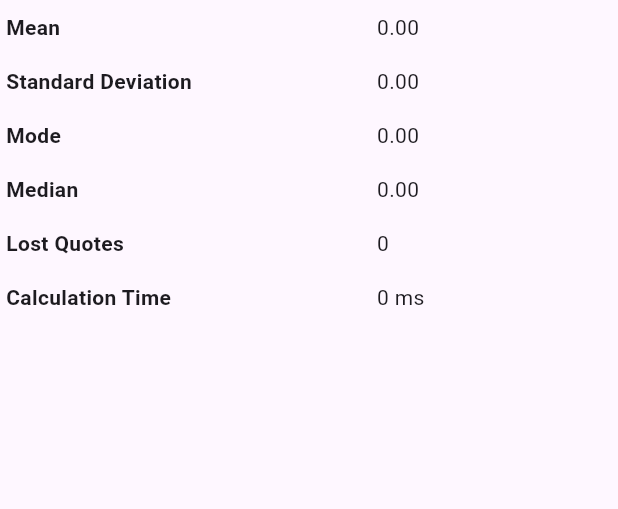
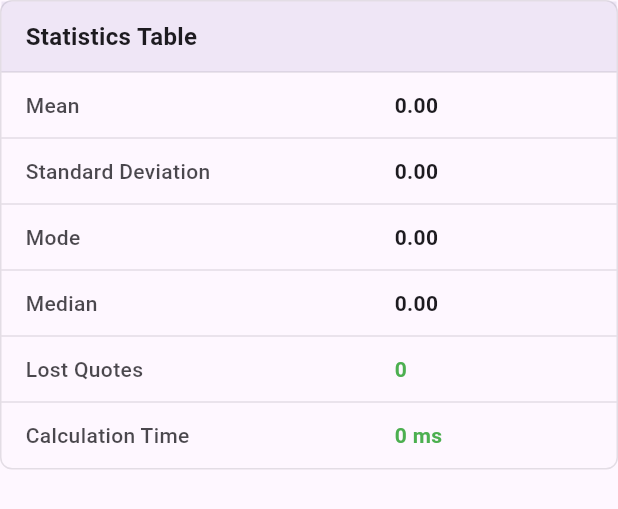
Before and after one commit to dsvsergey/stock_market_quotes, a Flutter app: the StatisticsTable widget shown alone on an empty page, opened directly with empty values, on a phone screen of 412 x 824 dp. Shown: the top 509 px of the screen. Run offline on Flutter 3.47's test engine with Material 3 defaults, Android fonts, the light colour scheme and no system bars; our stand-ins replace dartz, fl_chart, flutter_riverpod, freezed_annotation, isar, share_plus; accounts and stored records are empty; generated files the repository leaves out were written again.

Commit message:
Enhance localization, add share functionality, and update dependencies
- Added `share_plus` dependency for sharing statistics from the HomeScreen.
- Introduced new localization strings for database error messages in `app_localizations.dart`.
- Updated `DatabaseService` to utilize localized error messages when clearing quotes.
- Enhanced `HomeScreen` with buttons for sharing statistics and clearing quotes.
- Updated `pubspec.yaml` and `pubspec.lock` to include new dependencies and versions.
- Improved error handling and logging in `WebSocketService` for better debugging.

```diff
--- a/lib/l10n/app_localizations.dart
+++ b/lib/l10n/app_localizations.dart
@@ -27,7 +27,7 @@ class AppLocalizations {
       'mode': 'Мода',
       'median': 'Медіана',
       'lostQuotes': 'Втрачені котирування',
-      'calculationTime': 'Ча�� обчислення',
+      'calculationTime': 'Ча обчислення',
       'milliseconds': 'мс',
       'noDataError': 'Немає даних для обчислення',
       'statisticsError': 'Помилка обчислення статистики',
@@ -35,6 +35,7 @@ class AppLocalizations {
       'parsingDataError': 'Помилка парсингу даних',
       'websocketError': 'Помилка WebSocket',
       'connectionClosedMessage': 'WebSocket з\'єднання закрито',
+      'databaseClearError': 'Помилка очищення бази даних',
     },
     'en': {
       'appTitle': 'Trade Statistics',
@@ -61,6 +62,7 @@ class AppLocalizations {
       'parsingDataError': 'Data parsing error',
       'websocketError': 'WebSocket error',
       'connectionClosedMessage': 'WebSocket connection closed',
+      'databaseClearError': 'Database clearing error',
     },
   };
 
@@ -102,4 +104,6 @@ class AppLocalizations {
       _localizedValues[locale.languageCode]!['websocketError']!;
   String get connectionClosedMessage =>
       _localizedValues[locale.languageCode]!['connectionClosedMessage']!;
+  String get databaseClearError =>
+      _localizedValues[locale.languageCode]!['databaseClearError']!;
 }
--- a/lib/views/home_screen.dart
+++ b/lib/views/home_screen.dart
@@ -4,6 +4,7 @@ import '../providers/providers.dart';
 import '../l10n/app_localizations.dart';
 import 'quote_chart.dart';
 import 'statistics_table.dart';
+import 'package:share_plus/share_plus.dart';
 
 class HomeScreen extends ConsumerWidget {
   const HomeScreen({super.key});
@@ -21,6 +22,35 @@ class HomeScreen extends ConsumerWidget {
           Icon(
             isConnected ? Icons.cloud_done : Icons.cloud_off,
             color: isConnected ? Colors.green : Colors.red,
+          ),
+          IconButton(
+            icon: const Icon(Icons.delete_outline),
+            onPressed: () async {
+              final databaseService = ref.read(databaseServiceProvider);
+              final result = await databaseService.clearAllQuotes();
+              result.fold(
+                (failure) => ScaffoldMessenger.of(context).showSnackBar(
+                  SnackBar(content: Text(failure.message)),
+                ),
+                (_) => ref.read(statisticsUpdateProvider.notifier).state++,
+              );
+            },
+          ),
+          IconButton(
+            icon: const Icon(Icons.share),
+            onPressed: () {
+              final statistics = ref.read(statisticsProvider).value;
+              if (statistics != null) {
+                final text = '''
+${l10n.mean}: ${statistics.mean.toStringAsFixed(2)}
+${l10n.standardDeviation}: ${statistics.standardDeviation.toStringAsFixed(2)}
+${l10n.mode}: ${statistics.mode.toStringAsFixed(2)}
+${l10n.median}: ${statistics.median.toStringAsFixed(2)}
+${l10n.lostQuotes}: ${statistics.lostQuotes}
+''';
+                Share.share(text);
+              }
+            },
           ),
           const SizedBox(width: 16),
         ],
@@ -55,9 +85,18 @@ class HomeScreen extends ConsumerWidget {
                 ),
                 ElevatedButton(
                   onPressed: () {
-                    // TODO: Implement statistics calculation
+                    ref.read(statisticsUpdateProvider.notifier).state++;
                   },
-                  child: Text(l10n.statistics),
+                  child: ref.watch(statisticsProvider).maybeWhen(
+                        loading: () => const SizedBox(
+                          width: 20,
+                          height: 20,
+                          child: CircularProgressIndicator(
+                            strokeWidth: 2,
+                          ),
+                        ),
+                        orElse: () => Text(l10n.statistics),
+                      ),
                 ),
               ],
             ),
--- a/lib/views/statistics_table.dart
+++ b/lib/views/statistics_table.dart
@@ -1,3 +1,5 @@
+// ignore_for_file: deprecated_member_use
+
 import 'package:flutter/material.dart';
 import '../models/statistics.dart';
 import '../l10n/app_localizations.dart';
@@ -14,41 +16,106 @@ class StatisticsTable extends StatelessWidget {
 
   @override
   Widget build(BuildContext context) {
-    return Table(
+    final theme = Theme.of(context);
+
+    return Container(
+      decoration: BoxDecoration(
+        border: Border.all(
+          color: theme.dividerColor.withOpacity(0.2),
+        ),
+        borderRadius: BorderRadius.circular(8),
+      ),
+      child: Table(
+        border: TableBorder(
+          horizontalInside: BorderSide(
+            color: theme.dividerColor.withOpacity(0.2),
+          ),
+        ),
         columnWidths: const {
           0: FlexColumnWidth(1.5),
           1: FlexColumnWidth(1.0),
         },
         children: [
-        _buildRow(l10n.mean, statistics.mean.toStringAsFixed(2)),
+          _buildHeaderRow(theme),
+          _buildRow(l10n.mean, statistics.mean.toStringAsFixed(2), theme),
           _buildRow(l10n.standardDeviation,
-            statistics.standardDeviation.toStringAsFixed(2)),
-        _buildRow(l10n.mode, statistics.mode.toStringAsFixed(2)),
-        _buildRow(l10n.median, statistics.median.toStringAsFixed(2)),
-        _buildRow(l10n.lostQuotes, statistics.lostQuotes.toString()),
+              statistics.standardDeviation.toStringAsFixed(2), theme),
+          _buildRow(l10n.mode, statistics.mode.toStringAsFixed(2), theme),
+          _buildRow(l10n.median, statistics.median.toStringAsFixed(2), theme),
+          _buildRow(l10n.lostQuotes, statistics.lostQuotes.toString(), theme,
+              valueColor:
+                  statistics.lostQuotes > 0 ? Colors.red : Colors.green),
           _buildRow(
             l10n.calculationTime,
             '${statistics.calculationTime.inMilliseconds} ${l10n.milliseconds}',
+            theme,
+            valueColor: statistics.calculationTime.inMilliseconds > 100
+                ? Colors.orange
+                : Colors.green,
+          ),
+        ],
+      ),
+    );
+  }
+
+  TableRow _buildHeaderRow(ThemeData theme) {
+    return TableRow(
+      decoration: BoxDecoration(
+        color: theme.primaryColor.withOpacity(0.1),
+      ),
+      children: [
+        _buildCell(
+          l10n.statisticsTable,
+          theme,
+          textStyle: const TextStyle(
+            fontWeight: FontWeight.bold,
+            fontSize: 16,
+          ),
+        ),
+        _buildCell('', theme),
+      ],
+    );
+  }
+
+  TableRow _buildRow(String label, String value, ThemeData theme,
+      {Color? valueColor}) {
+    return TableRow(
+      children: [
+        _buildCell(
+          label,
+          theme,
+          textStyle: TextStyle(
+            fontWeight: FontWeight.w500,
+            color: theme.textTheme.bodyLarge?.color?.withOpacity(0.8),
+          ),
+        ),
+        _buildCell(
+          value,
+          theme,
+          textStyle: TextStyle(
+            fontWeight: FontWeight.w600,
+            color: valueColor,
+          ),
         ),
       ],
     );
   }
 
-  TableRow _buildRow(String label, String value) {
-    return TableRow(
-      children: [
-        Padding(
-          padding: const EdgeInsets.symmetric(vertical: 8.0, horizontal: 4.0),
+  Widget _buildCell(String text, ThemeData theme, {TextStyle? textStyle}) {
+    return Container(
+      padding: const EdgeInsets.symmetric(
+        vertical: 12.0,
+        horizontal: 16.0,
+      ),
+      alignment: Alignment.centerLeft,
+      child: AnimatedSwitcher(
+        duration: const Duration(milliseconds: 300),
         child: Text(
-            label,
-            style: const TextStyle(fontWeight: FontWeight.bold),
+          text,
+          key: ValueKey(text),
+          style: textStyle ?? theme.textTheme.bodyMedium,
         ),
       ),
-        Padding(
-          padding: const EdgeInsets.symmetric(vertical: 8.0, horizontal: 4.0),
-          child: Text(value),
-        ),
-      ],
     );
   }
 }
--- a/pubspec.yaml
+++ b/pubspec.yaml
@@ -21,6 +21,7 @@ dependencies:
   json_annotation: ^4.8.1
   path_provider: ^2.1.2
   freezed_annotation: ^2.4.1
+  share_plus: ^7.2.2
 
 dev_dependencies:
   flutter_test:
```
Also changed, not shown: lib/providers/providers.dart (+11 -1 lines), lib/services/database_service.dart (+5 -3 lines), lib/services/websocket_service.dart (+6 -5 lines), pubspec.lock, 5 other files. Lines whose indentation alone changed are shown as unchanged.
